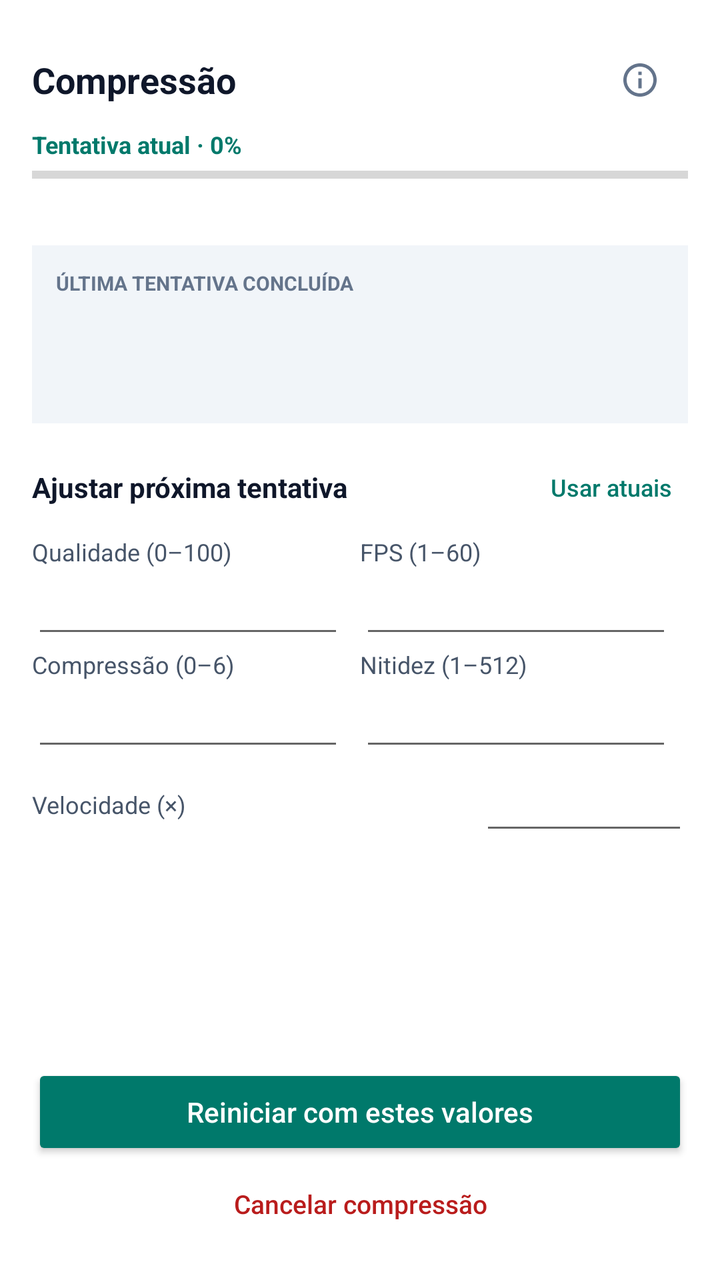
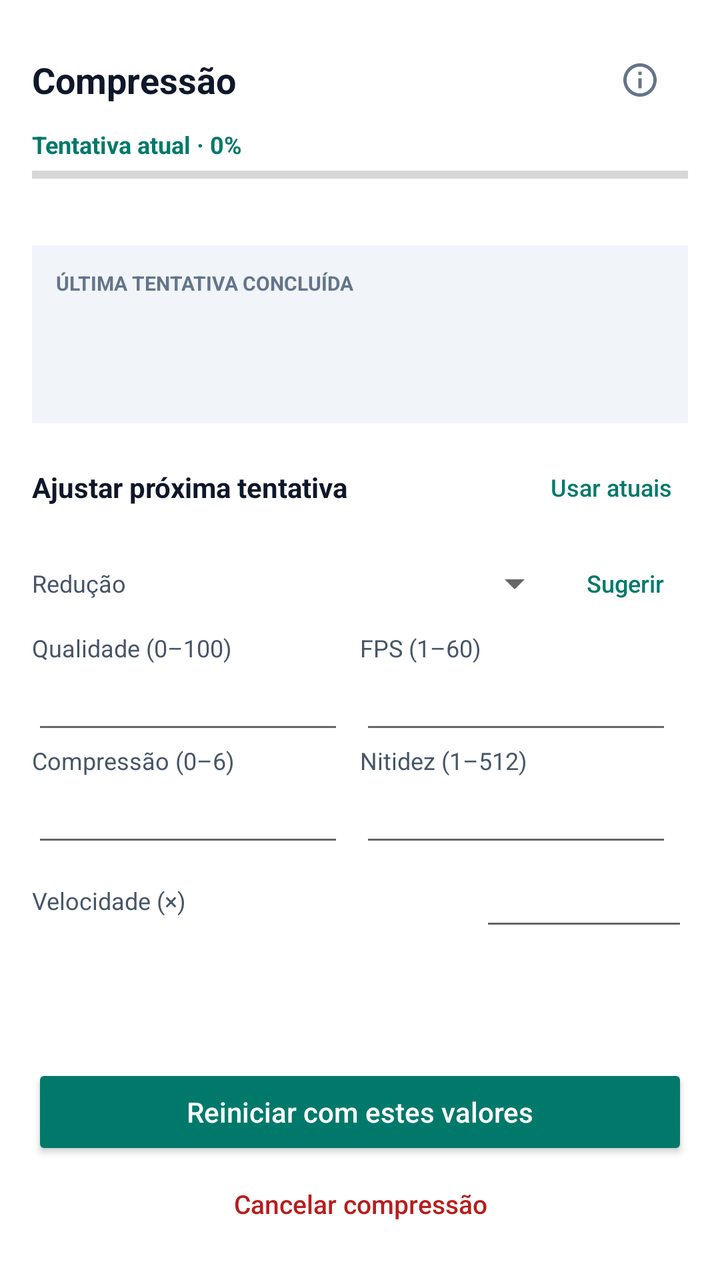

The first picture is an Android layout as it rendered before a commit; the second is the same layout after the commit. The layout source and the unified diff follow.
<!-- AndroidManifest.xml: application theme AppTheme -->
<!-- res/layout/dialog_compression.xml -->
<?xml version="1.0" encoding="utf-8"?>
<LinearLayout xmlns:android="http://schemas.android.com/apk/res/android" android:layout_width="match_parent" android:layout_height="match_parent" android:orientation="vertical" android:padding="16dp">
 <LinearLayout android:layout_width="match_parent" android:layout_height="wrap_content" android:gravity="center_vertical" android:orientation="horizontal">
 <TextView android:id="@+id/compression_title" android:layout_width="0dp" android:layout_weight="1" android:layout_height="wrap_content" android:text="Compressão" android:textSize="18sp" android:textStyle="bold" android:textColor="#0F172A" />
 <ImageButton android:id="@+id/compression_info" android:layout_width="48dp" android:layout_height="48dp" android:padding="14dp" android:scaleType="fitCenter" android:background="?attr/selectableItemBackgroundBorderless" android:src="@drawable/ic_compression_info" android:tint="#64748B" android:contentDescription="Informações sobre a compressão" />
 </LinearLayout>
 <ScrollView android:layout_width="match_parent" android:layout_height="0dp" android:layout_weight="1" android:fillViewport="false">
 <LinearLayout android:layout_width="match_parent" android:layout_height="wrap_content" android:orientation="vertical">
 <TextView android:id="@+id/compression_percentage" android:layout_width="match_parent" android:layout_height="wrap_content" android:text="Tentativa atual · 0%" android:textSize="12sp" android:textColor="#00796B" android:textStyle="bold" />
 <ProgressBar android:id="@+id/progress_bar" style="?android:attr/progressBarStyleHorizontal" android:layout_width="match_parent" android:layout_height="6dp" android:layout_marginTop="4dp" android:indeterminate="false" android:max="100" android:progress="0" />
 <TextView android:id="@+id/attempts_tv" android:layout_width="match_parent" android:layout_height="wrap_content" android:layout_marginTop="8dp" android:layout_marginBottom="8dp" android:textSize="12sp" android:textColor="#64748B" />
 <LinearLayout android:layout_width="match_parent" android:layout_height="wrap_content" android:orientation="vertical" android:padding="12dp" android:background="#F1F5F9">
 <TextView android:layout_width="match_parent" android:layout_height="wrap_content" android:text="ÚLTIMA TENTATIVA CONCLUÍDA" android:textSize="10sp" android:textStyle="bold" android:textColor="#64748B" />
 <TextView android:id="@+id/last_attempt_size" android:layout_width="match_parent" android:layout_height="wrap_content" android:layout_marginTop="4dp" android:textSize="20sp" android:textStyle="bold" android:textColor="#0F172A" />
 <TextView android:id="@+id/webp_info_tv" android:layout_width="match_parent" android:layout_height="wrap_content" android:layout_marginTop="4dp" android:textSize="12sp" android:textColor="#475569" android:textIsSelectable="true" />
 </LinearLayout>
 <LinearLayout android:layout_width="match_parent" android:layout_height="wrap_content" android:layout_marginTop="8dp" android:gravity="center_vertical" android:orientation="horizontal">
 <TextView android:layout_width="0dp" android:layout_weight="1" android:layout_height="wrap_content" android:text="Ajustar próxima tentativa" android:textStyle="bold" android:textSize="14sp" android:textColor="#0F172A" />
 <androidx.appcompat.widget.AppCompatButton android:id="@+id/use_current_settings" style="@style/Widget.AppCompat.Button.Borderless" android:layout_width="wrap_content" android:layout_height="48dp" android:minWidth="0dp" android:paddingLeft="8dp" android:paddingRight="8dp" android:text="Usar atuais" android:textAllCaps="false" android:textSize="12sp" android:textColor="#00796B" />
 </LinearLayout>
<LinearLayout android:layout_width="match_parent" android:layout_height="wrap_content" android:orientation="horizontal"><LinearLayout android:layout_width="0dp" android:layout_weight="1" android:layout_height="wrap_content" android:orientation="vertical" android:paddingRight="8dp">
  <TextView android:layout_width="match_parent" android:layout_height="wrap_content" android:text="Qualidade (0–100)" android:textSize="12sp" android:textColor="#475569" android:labelFor="@id/retry_quality" />
  <EditText android:id="@+id/retry_quality" android:layout_width="match_parent" android:layout_height="40dp" android:textSize="15sp" android:textColor="#0F172A" android:inputType="number" android:selectAllOnFocus="true" android:singleLine="true" />
  </LinearLayout><LinearLayout android:layout_width="0dp" android:layout_weight="1" android:layout_height="wrap_content" android:orientation="vertical" android:paddingRight="8dp">
  <TextView android:layout_width="match_parent" android:layout_height="wrap_content" android:text="FPS (1–60)" android:textSize="12sp" android:textColor="#475569" android:labelFor="@id/retry_fps" />
  <EditText android:id="@+id/retry_fps" android:layout_width="match_parent" android:layout_height="40dp" android:textSize="15sp" android:textColor="#0F172A" android:inputType="number" android:selectAllOnFocus="true" android:singleLine="true" />
  </LinearLayout></LinearLayout>
<LinearLayout android:layout_width="match_parent" android:layout_height="wrap_content" android:orientation="horizontal"><LinearLayout android:layout_width="0dp" android:layout_weight="1" android:layout_height="wrap_content" android:orientation="vertical" android:paddingRight="8dp">
  <TextView android:layout_width="match_parent" android:layout_height="wrap_content" android:text="Compressão (0–6)" android:textSize="12sp" android:textColor="#475569" android:labelFor="@id/retry_compression" />
  <EditText android:id="@+id/retry_compression" android:layout_width="match_parent" android:layout_height="40dp" android:textSize="15sp" android:textColor="#0F172A" android:inputType="number" android:selectAllOnFocus="true" android:singleLine="true" />
  </LinearLayout><LinearLayout android:layout_width="0dp" android:layout_weight="1" android:layout_height="wrap_content" android:orientation="vertical" android:paddingRight="8dp">
  <TextView android:layout_width="match_parent" android:layout_height="wrap_content" android:text="Nitidez (1–512)" android:textSize="12sp" android:textColor="#475569" android:labelFor="@id/retry_detail" />
  <EditText android:id="@+id/retry_detail" android:layout_width="match_parent" android:layout_height="40dp" android:textSize="15sp" android:textColor="#0F172A" android:inputType="number" android:selectAllOnFocus="true" android:singleLine="true" />
  </LinearLayout></LinearLayout>
<LinearLayout android:layout_width="match_parent" android:layout_height="44dp" android:gravity="center_vertical" android:orientation="horizontal">
<TextView android:layout_width="0dp" android:layout_weight="1" android:layout_height="wrap_content" android:text="Velocidade (×)" android:textSize="12sp" android:textColor="#475569" android:labelFor="@id/retry_speed" />
<EditText android:id="@+id/retry_speed" android:layout_width="104dp" android:layout_height="40dp" android:textSize="15sp" android:textColor="#0F172A" android:gravity="center" android:inputType="numberDecimal" android:selectAllOnFocus="true" android:singleLine="true" />
</LinearLayout>
<TextView android:id="@+id/compression_action_status" android:layout_width="match_parent" android:layout_height="wrap_content" android:textSize="12sp" android:textColor="#B91C1C" android:accessibilityLiveRegion="polite" />
 </LinearLayout>
 </ScrollView>
 <androidx.appcompat.widget.AppCompatButton android:id="@+id/retry_compression_button" android:layout_width="match_parent" android:layout_height="48dp" android:layout_marginTop="12dp" android:text="Reiniciar com estes valores" android:textAllCaps="false" android:textSize="14sp" android:backgroundTint="#00796B" android:textColor="#FFFFFF" />
 <androidx.appcompat.widget.AppCompatButton android:id="@+id/cancel_compression" style="@style/Widget.AppCompat.Button.Borderless" android:layout_width="match_parent" android:layout_height="44dp" android:text="Cancelar compressão" android:textAllCaps="false" android:textSize="13sp" android:textColor="#B91C1C" />
</LinearLayout>
<!-- resources referenced by this layout -->
<resources>
  <!-- drawable ic_compression_info (drawable) -->
  <vector xmlns:android="http://schemas.android.com/apk/res/android"
      android:width="20dp" android:height="20dp"
      android:viewportWidth="24" android:viewportHeight="24">
      <path android:fillColor="#64748B" android:fillType="evenOdd"
          android:pathData="M12,2C6.48,2 2,6.48 2,12s4.48,10 10,10 10,-4.48 10,-10S17.52,2 12,2zM12,20c-4.41,0 -8,-3.59 -8,-8s3.59,-8 8,-8 8,3.59 8,8 -3.59,8 -8,8zM11,7h2v2h-2zM11,11h2v6h-2z" />
  </vector>
  <style name="AppTheme" parent="Theme.MaterialComponents.Light">
          
          <item name="colorPrimary">@color/colorPrimary</item>
          <item name="colorPrimaryDark">@color/colorPrimaryDark</item>
          <item name="colorAccent">@color/colorAccent</item>
          <item name="actionBarTheme">@style/MyApp.ActionBarTheme</item>
  
          <item name="materialButtonStyle">@style/BlackMaterialButton</item>
      </style>
  <color name="colorPrimary">#fff</color>
  <color name="colorPrimaryDark">#BABABA</color>
  <color name="colorAccent">#128C7E</color>
  <style name="MyApp.ActionBarTheme" parent="@style/ThemeOverlay.MaterialComponents.ActionBar">
          <item name="colorControlNormal">@color/actionBarArrowColor</item>
      </style>
  <style name="BlackMaterialButton" parent="Widget.MaterialComponents.Button">
          
          <item name="backgroundTint">#FFFFFF</item>
          
          <item name="android:textColor">#000000</item>
          
          <item name="android:insetTop">0dp</item>
          <item name="android:insetBottom">0dp</item>
      </style>
  <color name="actionBarArrowColor">@color/colorAccent</color>
</resources>

<!-- the commit's change to res/layout/dialog_compression.xml (unified diff, before → after) -->
@@ -18,6 +18,11 @@
  <TextView android:layout_width="0dp" android:layout_weight="1" android:layout_height="wrap_content" android:text="Ajustar próxima tentativa" android:textStyle="bold" android:textSize="14sp" android:textColor="#0F172A" />
  <androidx.appcompat.widget.AppCompatButton android:id="@+id/use_current_settings" style="@style/Widget.AppCompat.Button.Borderless" android:layout_width="wrap_content" android:layout_height="48dp" android:minWidth="0dp" android:paddingLeft="8dp" android:paddingRight="8dp" android:text="Usar atuais" android:textAllCaps="false" android:textSize="12sp" android:textColor="#00796B" />
  </LinearLayout>
+<LinearLayout android:layout_width="match_parent" android:layout_height="wrap_content" android:gravity="center_vertical" android:orientation="horizontal">
+ <TextView android:layout_width="wrap_content" android:layout_height="wrap_content" android:text="Redução" android:textSize="12sp" android:textColor="#475569" android:labelFor="@id/compression_suggestion_mode" />
+ <Spinner android:id="@+id/compression_suggestion_mode" android:layout_width="0dp" android:layout_weight="1" android:layout_height="48dp" android:layout_marginStart="8dp" />
+ <androidx.appcompat.widget.AppCompatButton android:id="@+id/apply_compression_suggestion" style="@style/Widget.AppCompat.Button.Borderless" android:layout_width="wrap_content" android:layout_height="48dp" android:minWidth="0dp" android:text="Sugerir" android:textAllCaps="false" android:textSize="12sp" android:textColor="#00796B" />
+</LinearLayout>
 <LinearLayout android:layout_width="match_parent" android:layout_height="wrap_content" android:orientation="horizontal"><LinearLayout android:layout_width="0dp" android:layout_weight="1" android:layout_height="wrap_content" android:orientation="vertical" android:paddingRight="8dp">
   <TextView android:layout_width="match_parent" android:layout_height="wrap_content" android:text="Qualidade (0–100)" android:textSize="12sp" android:textColor="#475569" android:labelFor="@id/retry_quality" />
   <EditText android:id="@+id/retry_quality" android:layout_width="match_parent" android:layout_height="40dp" android:textSize="15sp" android:textColor="#0F172A" android:inputType="number" android:selectAllOnFocus="true" android:singleLine="true" />
